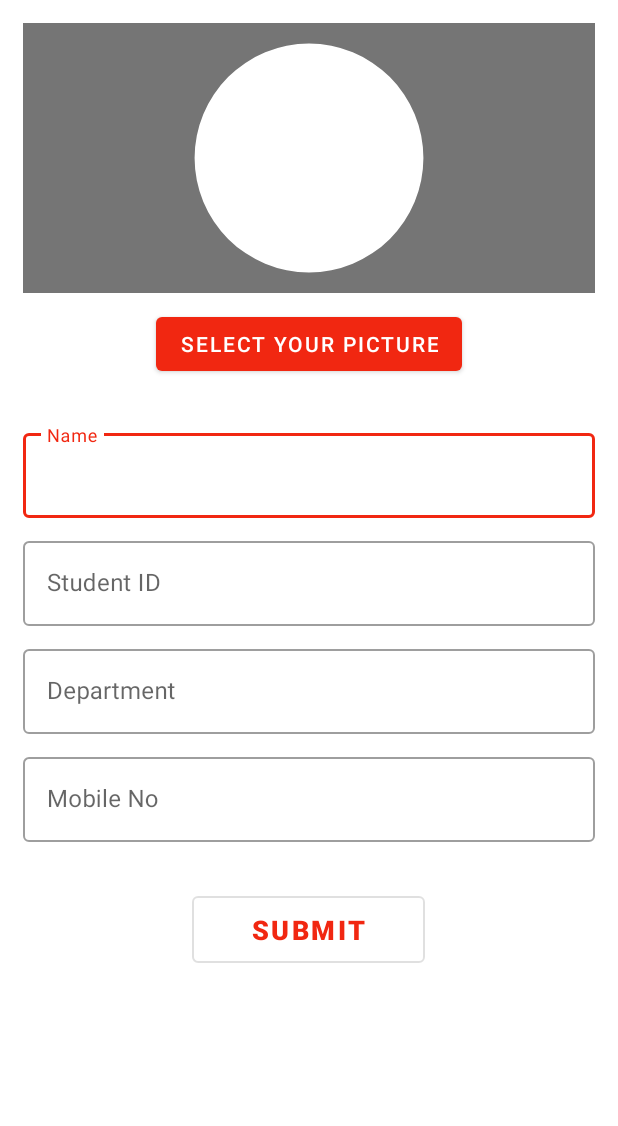
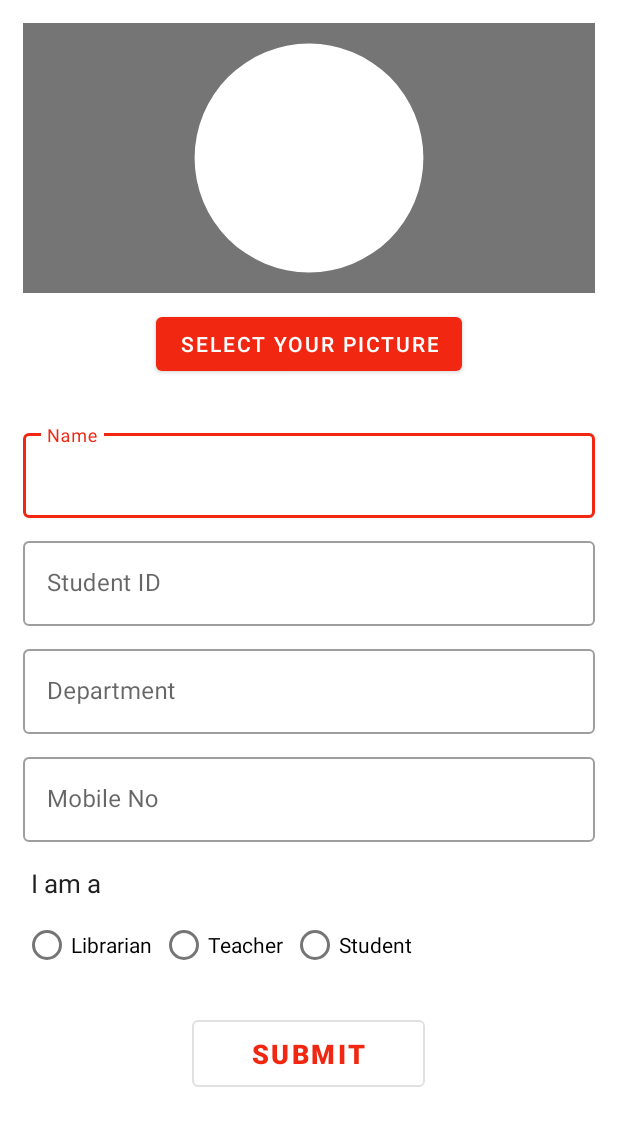
Before and after one commit to Fantastic-Four-CSC-370/Book-Drop, an Android app: the TakeInformationForm screen opened directly, with no data from a screen before it, after a tap on "SUBMIT", on a phone screen of 412 x 824 dp. Shown: the top 1126 px of the screen. Run offline under Robolectric (Android 15) with nearby library versions, the phone set to English and light mode, and no system bars; our stand-ins replace Firebase (no records; nobody signed in at launch, a user with empty details on screens opened directly); 1 statement that could not run was skipped.

Commit message:
Log in and sign up totally ok

```diff
--- a/app/src/main/java/root/radium/bookdrop/TakeInformationForm.java
+++ b/app/src/main/java/root/radium/bookdrop/TakeInformationForm.java
@@ -10,11 +10,12 @@ import android.net.Uri;
 import android.os.Build;
 import android.os.Bundle;
 import android.provider.MediaStore;
-import android.util.Base64;
 import android.util.Log;
 import android.view.View;
 import android.widget.EditText;
 import android.widget.ImageView;
+import android.widget.RadioButton;
+import android.widget.RadioGroup;
 import android.widget.Toast;
 
 import androidx.annotation.NonNull;
@@ -39,18 +40,21 @@ import com.google.firebase.storage.UploadTask;
 
 import java.io.ByteArrayOutputStream;
 
-import root.radium.bookdrop.SupportingClass.student;
+import root.radium.bookdrop.SupportingClass.Users;
 
 public class TakeInformationForm extends AppCompatActivity {
     private static final int IMAGE_REQUEST = 1;
     ImageView mSselectedPic;
     EditText mSName, mSid, msPhoneNo, mSDepartment;
     Uri imageUri;
+    private RadioGroup roleSelectorGroup;
+    private RadioButton roleSelectorBtn;
     FirebaseUser user = FirebaseAuth.getInstance().getCurrentUser();
     String uid = user.getUid();
     //    firebase
-    private DatabaseReference databaseReference;
-    private StorageReference storageReference;
+    DatabaseReference databaseReference;
+    StorageReference storageReference;
+    FirebaseFirestore firebaseFirestore;
 
     @Override
     protected void onCreate(Bundle savedInstanceState) {
@@ -63,9 +67,11 @@ public class TakeInformationForm extends AppCompatActivity {
         mSid = findViewById(R.id.stuId);
         msPhoneNo = findViewById(R.id.stuPhone);
         mSDepartment = findViewById(R.id.stuDepart);
+        roleSelectorGroup = findViewById(R.id.RloeSelector);
 
-        databaseReference = FirebaseDatabase.getInstance().getReference("Student");
-        storageReference = FirebaseStorage.getInstance().getReference("Student's picture");
+        databaseReference = FirebaseDatabase.getInstance().getReference("User");
+        storageReference = FirebaseStorage.getInstance().getReference("User's Picture");
+        firebaseFirestore = FirebaseFirestore.getInstance();
 
         findViewById(R.id.SelectPic).setOnClickListener(new View.OnClickListener() {
             @Override
@@ -78,7 +84,6 @@ public class TakeInformationForm extends AppCompatActivity {
             @Override
             public void onClick(View v) {
                     saveUserData();
-
             }
         });
 
@@ -96,15 +101,18 @@ public class TakeInformationForm extends AppCompatActivity {
         String id = mSid.getText().toString().trim();
         String phoneNo = msPhoneNo.getText().toString().trim();
         String department = mSDepartment.getText().toString().trim();
-        StorageReference ref = storageReference.child(uid + ".s");
+        StorageReference ref = storageReference.child(uid + "");
 
+        int selectedId = roleSelectorGroup.getCheckedRadioButtonId();
+        roleSelectorBtn = findViewById(selectedId);
+        String role =  roleSelectorBtn.getText().toString().toUpperCase().trim();
         try {
 
             String[] filePath = {MediaStore.Images.Media.DATA};
-            Cursor cursor = getContentResolver().query(imageUri, filePath, null, null, null);
+            Cursor cursor = getContentResolver().query(imageUri, filePath, null,
+                           null, null);
             cursor.moveToFirst();
             String imagePath = cursor.getString(cursor.getColumnIndex(filePath[0]));
-
             BitmapFactory.Options options = new BitmapFactory.Options();
             options.inPreferredConfig = Bitmap.Config.ARGB_8888;
             Bitmap bitmap = BitmapFactory.decodeFile(imagePath, options);
@@ -127,13 +135,39 @@ public class TakeInformationForm extends AppCompatActivity {
                     while(! uriTask.isSuccessful());
                         Uri downloadUrl = uriTask.getResult();
 
-                    student s = new student(name, phoneNo, id, department, downloadUrl.toString());
-                    databaseReference.child(uid).setValue(s);
+                    Users s = new Users(name, phoneNo, id, department, downloadUrl.toString(),role);
+//realtime database
+//                    databaseReference.child(uid).setValue(s);
+                    firebaseFirestore.collection("User").document(uid).set(s).addOnSuccessListener(new OnSuccessListener<Void>() {
+                        @Override
+                        public void onSuccess(Void aVoid) {
+                            Toast.makeText(TakeInformationForm.this, "firestore ok", Toast.LENGTH_SHORT).show();
+                        }
+                    });
                 }
             }).addOnCompleteListener(new OnCompleteListener<UploadTask.TaskSnapshot>() {
                 @Override
                 public void onComplete(@NonNull Task<UploadTask.TaskSnapshot> thumb_task) {
-                    startActivity(new Intent(TakeInformationForm.this, StudentDashboard.class));
+                    switch(role){
+
+                        case "TEACHER":
+                            startActivity(new Intent(TakeInformationForm.this,
+                                    TeacherDashboard.class));
+
+                            break;
+                        case "STUDENT":
+                            startActivity(new Intent(TakeInformationForm.this,
+                                    StudentDashboard.class));
+
+                            break;
+                        case "LIBRARIAN":
+                            startActivity(new Intent(TakeInformationForm.this,
+                                    LibrarianDashboard.class));
+                            break;
+                        default:
+                            startActivity(new Intent(TakeInformationForm.this,
+                                    NotFound.class));
+                    }
                 }
             });
 
@@ -141,7 +175,6 @@ public class TakeInformationForm extends AppCompatActivity {
             Toast.makeText(getApplicationContext(), "" + e,
                     Toast.LENGTH_SHORT).show();
         }
-
 
     }
 
@@ -194,5 +227,4 @@ public class TakeInformationForm extends AppCompatActivity {
         }
     }
 
-
 }
--- a/app/src/main/res/layout/activity_take_information_form.xml
+++ b/app/src/main/res/layout/activity_take_information_form.xml
@@ -104,6 +104,44 @@
                 android:inputType="phone" />
 
         </com.google.android.material.textfield.TextInputLayout>
+        <TextView
+            android:textColor="@color/primary_text"
+            android:layout_margin="5dp"
+            android:textSize="17dp"
+            android:text="I am a "
+            android:layout_width="wrap_content"
+            android:layout_height="wrap_content"/>
+        <RadioGroup
+            android:id="@+id/RloeSelector"
+            android:layout_width="wrap_content"
+            android:layout_height="wrap_content"
+            android:layout_below="@id/password_textbox"
+            android:layout_marginTop="0dp"
+            android:orientation="horizontal">
+
+            <RadioButton
+                android:id="@+id/radio_button_1"
+                android:layout_width="wrap_content"
+                android:layout_height="wrap_content"
+                android:checked="false"
+                android:text="Librarian" />
+
+            <RadioButton
+                android:id="@+id/radio_button_2"
+                android:layout_width="wrap_content"
+                android:layout_height="wrap_content"
+                android:layout_marginStart="5dp"
+                android:checked="false"
+                android:text="Teacher" />
+
+            <RadioButton
+                android:id="@+id/radio_button_3"
+                android:layout_width="wrap_content"
+                android:layout_height="wrap_content"
+                android:layout_marginStart="5dp"
+                android:checked="false"
+                android:text="Student" />
+        </RadioGroup>
 
 
         <com.google.android.material.button.MaterialButton
```
Also changed, not shown: app/src/main/AndroidManifest.xml (+5 -2 lines), app/src/main/java/root/radium/bookdrop/LibrarianDashboard.java (added, +14 -0 lines), app/src/main/java/root/radium/bookdrop/LoginActivity.java (+50 -28 lines), app/src/main/java/root/radium/bookdrop/NotFound.java (added, +14 -0 lines), app/src/main/java/root/radium/bookdrop/StudentDashboard.java (+49 -24 lines), app/src/main/java/root/radium/bookdrop/SupportingClass/Users.java (added, +63 -0 lines), app/src/main/java/root/radium/bookdrop/SupportingClass/student.java (deleted, +0 -38 lines), app/src/main/java/root/radium/bookdrop/TeacherDashboard.java (added, +14 -0 lines), app/src/main/java/root/radium/bookdrop/signupForm.java (+4 -6 lines), app/src/main/res/layout/activity_librarian_dashboard.xml (added, +9 -0 lines), app/src/main/res/layout/activity_login.xml (+29 -29 lines), app/src/main/res/layout/activity_not_found.xml (added, +9 -0 lines), app/src/main/res/layout/activity_signup_form.xml (+1 -31 lines), app/src/main/res/layout/activity_teacher_dashboard.xml (added, +9 -0 lines).
